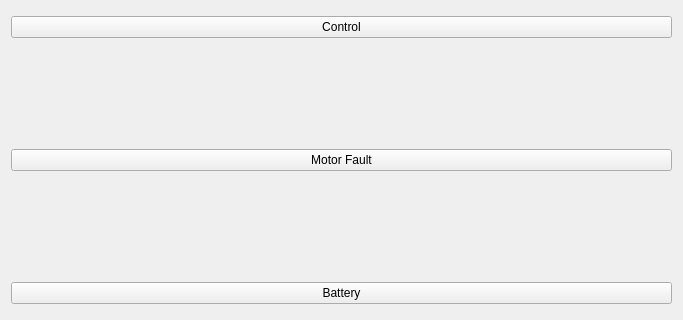
The window that src/ViewLayer/DebugDisplay/HomePage/HomePageUi/HomePageUi.ui (UCSolarCarTeam/Epsilon-Dashboard) describes before a commit, drawn with Qt 5; both pictures show x 0 to 683 and y 233 to 553 of the 683 by 786 pixel window.
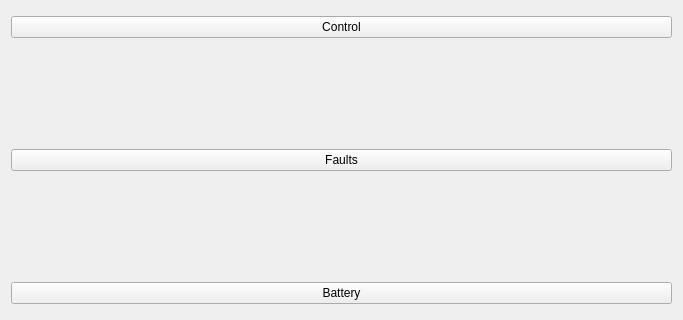
The same window after the commit. Icons and pictures are not drawn.

Commit message: Changed MotorFault Ui to Fault

Diff of the .ui file:
```diff
--- a/src/ViewLayer/DebugDisplay/HomePage/HomePageUi/HomePageUi.ui
+++ b/src/ViewLayer/DebugDisplay/HomePage/HomePageUi/HomePageUi.ui
@@ -57,7 +57,7 @@
    <item>
     <widget class="QPushButton" name="motorFaultButton">
      <property name="text">
-      <string>Motor Fault</string>
+      <string>Faults</string>
      </property>
     </widget>
    </item>
```
Left out of the diff: 2 changed lines with no effect on the pictures. The commit also changes 26 other files.
